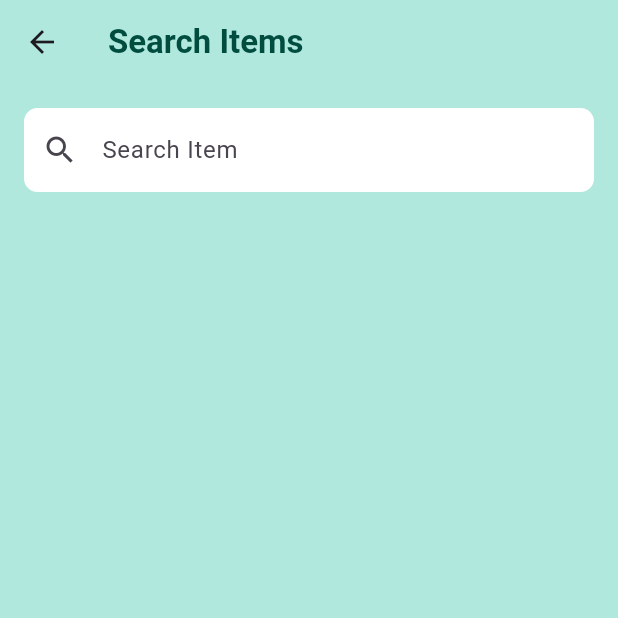
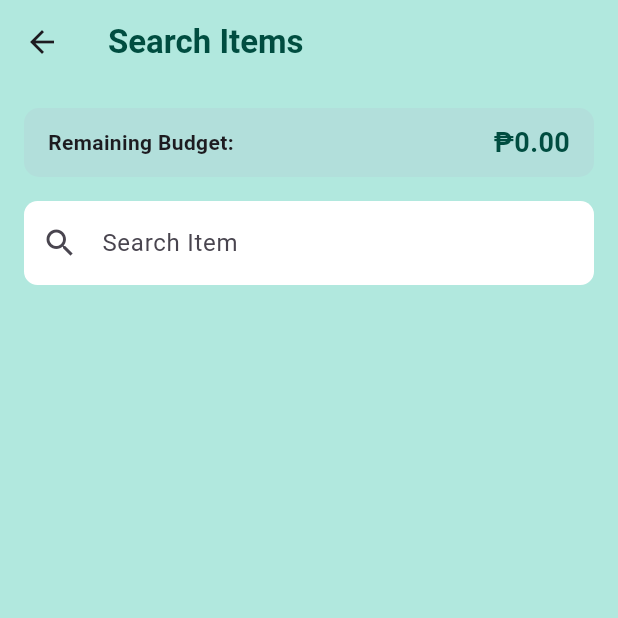
Before and after one commit to leviticuz/budgy, a Flutter app: the Searchbar screen opened directly, on a phone screen of 412 x 824 dp, the top half of it. Run offline on Flutter 3.47's test engine with Material 3 defaults, Android fonts, the light colour scheme and no system bars; our stand-ins replace firebase_core, firebase_database, fl_chart, fluttertoast, lottie, shared_preferences and 1 more; accounts and stored records are empty.

Commit message:
Balance Update on Search Bar In

```diff
--- a/lib/searchBarIn.dart
+++ b/lib/searchBarIn.dart
@@ -5,6 +5,8 @@ import 'package:Budgy/user_db.dart';
 import 'dummyItems.dart';
 import 'item_helper.dart';
 import 'package:Budgy/EditItemScreen.dart';
+import 'package:shared_preferences/shared_preferences.dart';
+import 'dart:convert';
 
 class Searchbar extends StatefulWidget {
   final String listTitle;
@@ -23,12 +25,50 @@ class _SearchbarState extends State<Searchbar> {
   bool isLoading = true;
   bool networkError = false;
   String searchQuery = '';
+  double remainingBudget = 0.0;
+  double totalSpent = 0.0;
 
   @override
   void initState() {
     super.initState();
     fetchDataFromFirebase();
     fetchDataFromSQLite();
+    _getBudgetFromSharedPreferences();
+  }
+
+  void _getBudgetFromSharedPreferences() async {
+    final SharedPreferences prefs = await SharedPreferences.getInstance();
+    String? itemListJson = prefs.getString('itemList');
+
+    if (itemListJson != null) {
+      List<dynamic> itemList = jsonDecode(itemListJson);
+      var selectedList = itemList.firstWhere(
+            (list) => list['title'] == widget.listTitle,
+        orElse: () => null,
+      );
+
+      if (selectedList != null) {
+        double budget = selectedList['budget'] ?? 0.0;
+        List<dynamic> items = selectedList['items'] ?? [];
+
+        // Calculate total spent
+        totalSpent = items.fold(0.0, (sum, item) {
+          return sum + (item['price'] * item['quantity']);
+        });
+
+        setState(() {
+          remainingBudget = budget - totalSpent; // Remaining balance
+        });
+      }
+    }
+  }
+
+  // Function to update the remaining balance after adding an item
+  void updateRemainingBalance(double itemPrice, int quantity) {
+    setState(() {
+      totalSpent += itemPrice * quantity;
+      remainingBudget = remainingBudget - (itemPrice * quantity); // Calculate remaining balance
+    });
   }
 
   // Fetch data from Firebase
@@ -122,10 +162,15 @@ class _SearchbarState extends State<Searchbar> {
     Navigator.push(
       context,
       MaterialPageRoute(
-        builder: (context) => CategoryItemsPage(category: category, listTitle: widget.listTitle,),
+        builder: (context) => CategoryItemsPage(
+          category: category,
+          listTitle: widget.listTitle,
+          updateRemainingBalance: updateRemainingBalance,  // Pass the callback here
+        ),
       ),
     );
   }
+
 
   // Show modal to add item with quantity
   void _showAddItemModal(Item item) {
@@ -167,6 +212,16 @@ class _SearchbarState extends State<Searchbar> {
 
                 // Call addItem to add item to the list
                 await ItemHelper.addItem(widget.listTitle, name, price, quantity);
+
+                // Update remaining budget after adding the item
+                updateRemainingBalance(price, quantity);
+
+                // Reset the search bar and item list
+                setState(() {
+                  searchQuery = '';
+                  filterItems();  // Reset displayed items
+                });
+
                 ScaffoldMessenger.of(context).showSnackBar(
                   SnackBar(content: Text('$name added to the list!')),
                 );
@@ -204,6 +259,30 @@ class _SearchbarState extends State<Searchbar> {
           child: Column(
             crossAxisAlignment: CrossAxisAlignment.start,
             children: [
+              Container(
+                padding: EdgeInsets.symmetric(vertical: 10, horizontal: 16),
+                margin: EdgeInsets.only(bottom: 16),
+                decoration: BoxDecoration(
+                  color: Colors.teal.shade100,
+                  borderRadius: BorderRadius.circular(10),
+                ),
+                child: Row(
+                  mainAxisAlignment: MainAxisAlignment.spaceBetween,
+                  children: [
+                    Text(
+                      'Remaining Budget:',
+                      style: TextStyle(fontWeight: FontWeight.bold),
+                    ),
+                    Text(
+                      '₱${remainingBudget.toStringAsFixed(2)}',
+                      style: TextStyle(
+                          color: Colors.teal.shade900,
+                          fontSize: 18,
+                          fontWeight: FontWeight.bold),
+                    ),
+                  ],
+                ),
+              ),
               TextField(
                 onChanged: updateSearchQuery,
                 decoration: InputDecoration(
@@ -342,12 +421,16 @@ class Category {
   Category({this.name, this.items});
 }
 
-
 class CategoryItemsPage extends StatelessWidget {
   final Category category;
   final String listTitle;
+  final Function(double, int) updateRemainingBalance; // Callback function
 
-  CategoryItemsPage({required this.category, required this.listTitle});
+  CategoryItemsPage({
+    required this.category,
+    required this.listTitle,
+    required this.updateRemainingBalance,  // Accept the callback
+  });
 
   @override
   Widget build(BuildContext context) {
@@ -414,14 +497,14 @@ class CategoryItemsPage extends StatelessWidget {
                         ),
                         TextButton(
                           child: Text("Add"),
-                          onPressed: () async {
-                            // Call addItem with listTitle, name, price, and quantity
+                          onPressed: () async{
                             await ItemHelper.addItem(listTitle, name, price, quantity);
                             ScaffoldMessenger.of(context).showSnackBar(
                               SnackBar(content: Text('$name added to the list!')),
                             );
                             Navigator.of(context).pop();
-
+                            // Call updateRemainingBalance to adjust the budget
+                            updateRemainingBalance(price, quantity);
                           },
                         ),
                       ],
```
